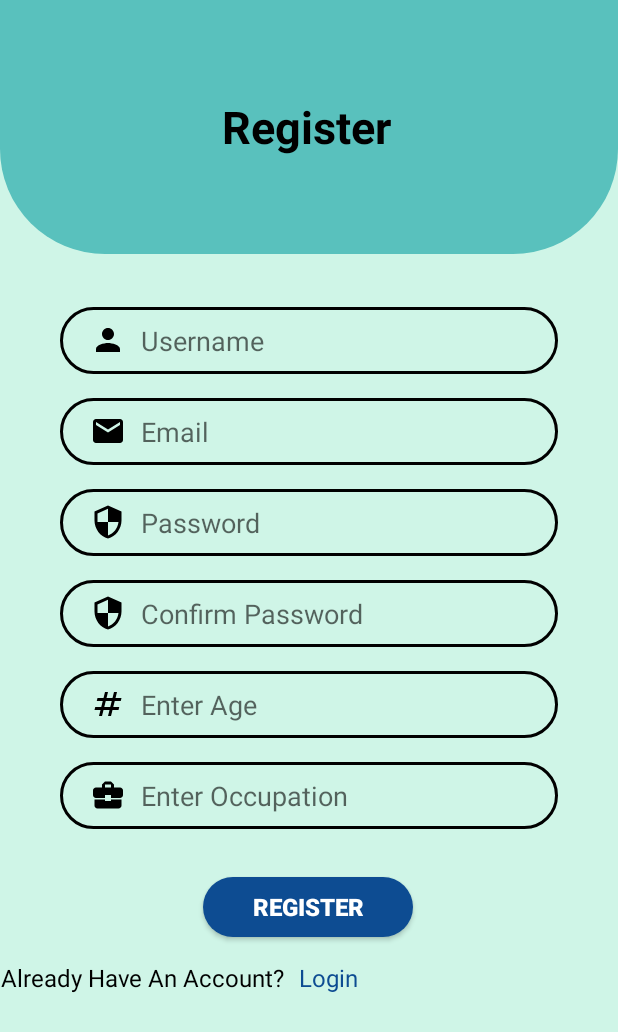
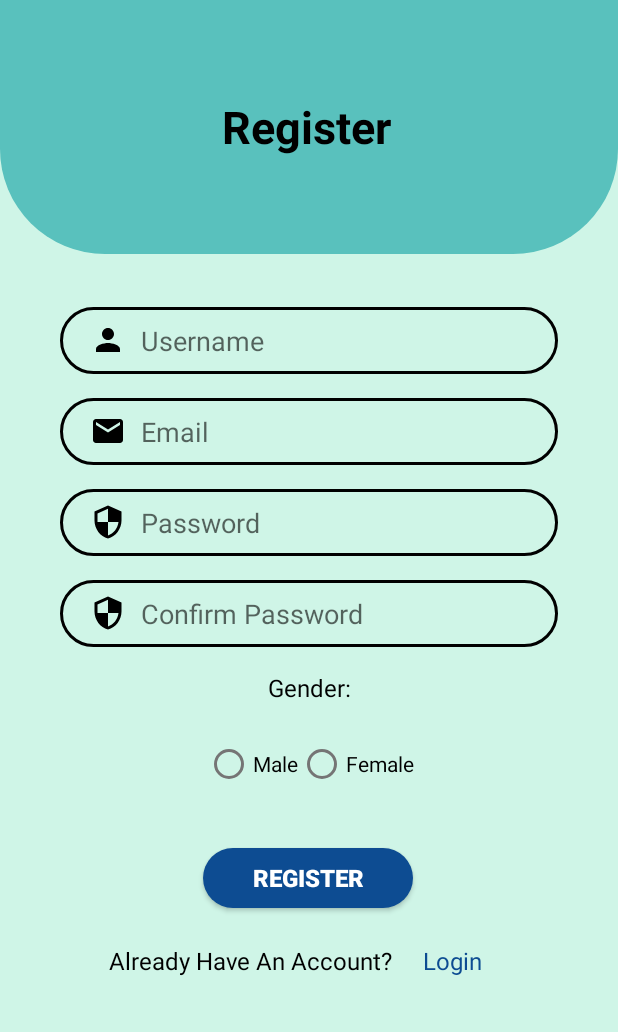
Before and after one commit to it21303302b/MADD_project_SmartSpend, an Android app: the RegisterActivity screen opened directly, with no data from a screen before it, after a tap on "REGISTER", on a phone screen of 412 x 824 dp. Shown: the top 1032 px of the screen. Run offline under Robolectric (Android 15) with nearby library versions, the phone set to English and light mode, and no system bars; our stand-ins replace Firebase (no records; nobody signed in at launch, a user with empty details on screens opened directly).

Commit message:
Gender Changes

```diff
--- a/app/src/main/java/com/example/smartspend/RegisterActivity.kt
+++ b/app/src/main/java/com/example/smartspend/RegisterActivity.kt
@@ -2,6 +2,8 @@ package com.example.smartspend
 
 import android.content.Intent
 import android.os.Bundle
+import android.widget.RadioButton
+import android.widget.TextView
 import android.widget.Toast
 import androidx.appcompat.app.AppCompatActivity
 import com.example.smartspend.databinding.ActivityRegisterBinding
@@ -31,14 +33,19 @@ class RegisterActivity : AppCompatActivity() {
         }
         binding.btnRegister.setOnClickListener {
             val name = binding.ETName.text.toString()
-            val age = binding.ETAge.text.toString()
-            val occupation = binding.ETOccupation.text.toString()
             val email = binding.emailET.text.toString()
             val pass = binding.passET.text.toString()
             val confirmPass = binding.confirmPassEt.text.toString()
 
+            // Get selected gender from radio button
+            var gender = ""
+            val selectedGenderId = binding.radioGroup.checkedRadioButtonId
+            if (selectedGenderId != -1) {
+                val selectedGender = findViewById<RadioButton>(selectedGenderId)
+                gender = selectedGender.text.toString()
+            }
 
-            if (name.isNotEmpty() && age.isNotEmpty() && occupation.isNotEmpty() && email.isNotEmpty() && pass.isNotEmpty() && confirmPass.isNotEmpty()) {
+            if (name.isNotEmpty() && email.isNotEmpty() && pass.isNotEmpty() && confirmPass.isNotEmpty()) {
                 if (pass == confirmPass) {
 
                     firebaseAuth.createUserWithEmailAndPassword(email, pass).addOnCompleteListener {
@@ -49,23 +56,22 @@ class RegisterActivity : AppCompatActivity() {
                                 .build()
                             user?.updateProfile(userProfileChangeRequest)
 
-                            // Update the user's name, age, and occupation in the database
+                            // Update the user's name and gender in the database
                             val userId = user?.uid
                             if (userId != null) {
                                 val userMap = hashMapOf<String, String>(
                                     "name" to name,
-                                    "age" to age,
-                                    "occupation" to occupation
+                                    "gender" to gender
                                 )
                                 usersRef.child(userId).setValue(userMap)
                                     .addOnSuccessListener {
                                         runOnUiThread {
-                                            Toast.makeText(this, "Name, age, and occupation uploaded successfully!", Toast.LENGTH_SHORT).show()
+                                            Toast.makeText(this, "Name and gender uploaded successfully!", Toast.LENGTH_SHORT).show()
                                         }
                                     }
                                     .addOnFailureListener {
                                         runOnUiThread {
-                                            Toast.makeText(this, "Failed to upload name, age, and occupation", Toast.LENGTH_SHORT).show()
+                                            Toast.makeText(this, "Failed to upload name and gender", Toast.LENGTH_SHORT).show()
                                         }
                                     }
 
@@ -86,6 +92,12 @@ class RegisterActivity : AppCompatActivity() {
             }
         }
 
+        val alreadyLoginView = findViewById<TextView>(R.id.TV_alreadyLogin)
+
+        alreadyLoginView.setOnClickListener {
+            val intent = Intent(this, LoginActivity::class.java)
+            startActivity(intent)
+        }
 
     }
 
--- a/app/src/main/res/layout/activity_register.xml
+++ b/app/src/main/res/layout/activity_register.xml
@@ -98,44 +98,44 @@
         app:layout_constraintEnd_toEndOf="@+id/passET"
         app:layout_constraintStart_toStartOf="@+id/passET"
         app:layout_constraintTop_toBottomOf="@+id/passET"
-        app:passwordToggleEnabled="true"/>
+        app:passwordToggleEnabled="true"
+        app:passwordToggleDrawable="@drawable/ic_password_visibilty"/>
 
-    <EditText
-        android:id="@+id/ET_Age"
-        android:layout_width="0dp"
+    <TextView
+        android:id="@+id/genderTextView"
+        android:layout_width="wrap_content"
         android:layout_height="wrap_content"
         android:layout_marginTop="16dp"
-        android:background="@drawable/input_bg"
-        android:drawableLeft="@drawable/ic_age"
-        android:drawablePadding="10dp"
-        android:ems="10"
-        android:hint="@string/enter_age"
-        android:paddingLeft="20dp"
-        android:paddingTop="10dp"
-        android:paddingRight="10dp"
-        android:paddingBottom="10dp"
-        app:layout_constraintEnd_toEndOf="@+id/ET_name"
-        app:layout_constraintStart_toStartOf="@+id/passET"
-        app:layout_constraintTop_toBottomOf="@+id/confirmPassEt" />
+        android:text="Gender:"
+        android:textSize="16sp"
+        app:layout_constraintEnd_toEndOf="parent"
+        app:layout_constraintStart_toStartOf="parent"
+        app:layout_constraintTop_toBottomOf="@+id/confirmPassEt"
+        android:textColor="@color/black"/>
 
-    <EditText
-        android:id="@+id/ET_Occupation"
-        android:layout_width="0dp"
+    <RadioGroup
+        android:id="@+id/radioGroup"
+        android:layout_width="wrap_content"
         android:layout_height="wrap_content"
-        android:layout_marginTop="16dp"
-        android:background="@drawable/input_bg"
-        android:drawableLeft="@drawable/ic_occupation"
-        android:drawablePadding="10dp"
-        android:ems="10"
-        android:hint="@string/enter_occupation"
-        android:paddingLeft="20dp"
-        android:paddingTop="10dp"
-        android:paddingRight="10dp"
-        android:paddingBottom="10dp"
-        app:layout_constraintEnd_toEndOf="@+id/passET"
-        app:layout_constraintStart_toStartOf="@+id/passET"
-        app:layout_constraintTop_toBottomOf="@+id/ET_Age"
-        tools:ignore="LabelFor" />
+        android:orientation="horizontal"
+        android:padding="16dp"
+        app:layout_constraintEnd_toEndOf="parent"
+        app:layout_constraintStart_toStartOf="parent"
+        app:layout_constraintTop_toBottomOf="@+id/genderTextView">
+
+        <RadioButton
+            android:id="@+id/radioButtonMale"
+            android:layout_width="wrap_content"
+            android:layout_height="wrap_content"
+            android:text="@string/male" />
+
+        <RadioButton
+            android:id="@+id/radioButtonFemale"
+            android:layout_width="wrap_content"
+            android:layout_height="wrap_content"
+            android:text="@string/female" />
+
+    </RadioGroup>
 
     <EditText
         android:id="@+id/emailET"
@@ -160,7 +160,7 @@
         android:id="@+id/btn_register"
         android:layout_width="@dimen/reg_btn_width"
         android:layout_height="@dimen/reg_btn_height"
-        android:layout_marginTop="32dp"
+        android:layout_marginTop="16dp"
         android:background="@drawable/btn_bg"
         android:text="@string/btn_register"
         android:textColor="@color/white"
@@ -169,7 +169,7 @@
         app:layout_constraintEnd_toEndOf="@+id/confirmPassEt"
         app:layout_constraintHorizontal_bias="0.497"
         app:layout_constraintStart_toStartOf="@+id/confirmPassEt"
-        app:layout_constraintTop_toBottomOf="@+id/ET_Occupation" />
+        app:layout_constraintTop_toBottomOf="@+id/radioGroup" />
 
     <LinearLayout
         android:id="@+id/linearLayout2"
@@ -189,27 +189,32 @@
 
     <TextView
         android:id="@+id/TV_alreadyRegistered"
-        android:layout_width="wrap_content"
-        android:layout_height="wrap_content"
-        android:layout_marginTop="16dp"
+        android:layout_width="201dp"
+        android:layout_height="21dp"
+        android:layout_marginStart="50dp"
+        android:layout_marginTop="24dp"
         android:layout_weight="1"
         android:text="@string/TV_alreadyHaveAnAccount"
         android:textAlignment="textEnd"
         android:textColor="@color/black"
         android:textSize="16sp"
-        app:layout_constraintTop_toBottomOf="@+id/btn_register"
-        tools:layout_editor_absoluteX="82dp" />
+        app:layout_constraintEnd_toStartOf="@+id/TV_alreadyLogin"
+        app:layout_constraintStart_toStartOf="parent"
+        app:layout_constraintTop_toBottomOf="@+id/btn_register" />
 
     <TextView
         android:id="@+id/TV_alreadyLogin"
-        android:layout_width="wrap_content"
-        android:layout_height="wrap_content"
-        android:layout_marginTop="16dp"
+        android:layout_width="98dp"
+        android:layout_height="23dp"
+        android:layout_marginTop="24dp"
+        android:layout_marginEnd="32dp"
         android:layout_weight="1"
         android:paddingLeft="10dp"
         android:text="@string/btn_login"
         android:textColor="@color/Blue"
         android:textSize="16sp"
+        app:layout_constraintEnd_toEndOf="parent"
+        app:layout_constraintHorizontal_bias="0.0"
         app:layout_constraintStart_toEndOf="@+id/TV_alreadyRegistered"
         app:layout_constraintTop_toBottomOf="@+id/btn_register" />
 
--- a/app/src/main/res/values/strings.xml
+++ b/app/src/main/res/values/strings.xml
@@ -122,6 +122,9 @@
     <string name="reset_password">Reset Password</string>
     <string name="back_to_login">Back to Login</string>
     <string name="logout">Logout</string>
+    <string name="male">Male</string>
+    <string name="female">Female</string>
+    <string name="gender">Gender</string>
 
 
 </resources>
```
Also changed, not shown: app/src/main/java/com/example/smartspend/ProfileActivity.kt (+12 -7 lines), app/src/main/java/com/example/smartspend/User.kt (+3 -5 lines), app/src/main/res/layout/activity_profile.xml (+14 -49 lines).
